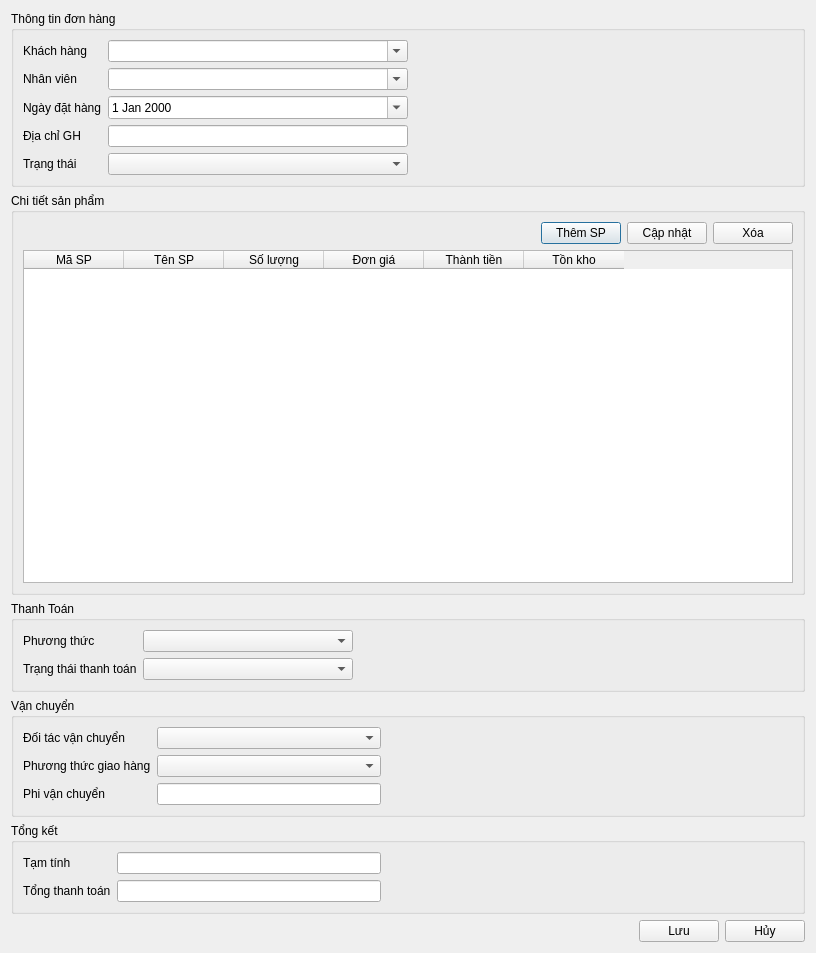
First picture: the form in ui/order_detail.ui, repository thinh-doan/sales-and-warehouse-management-system, before the edit.
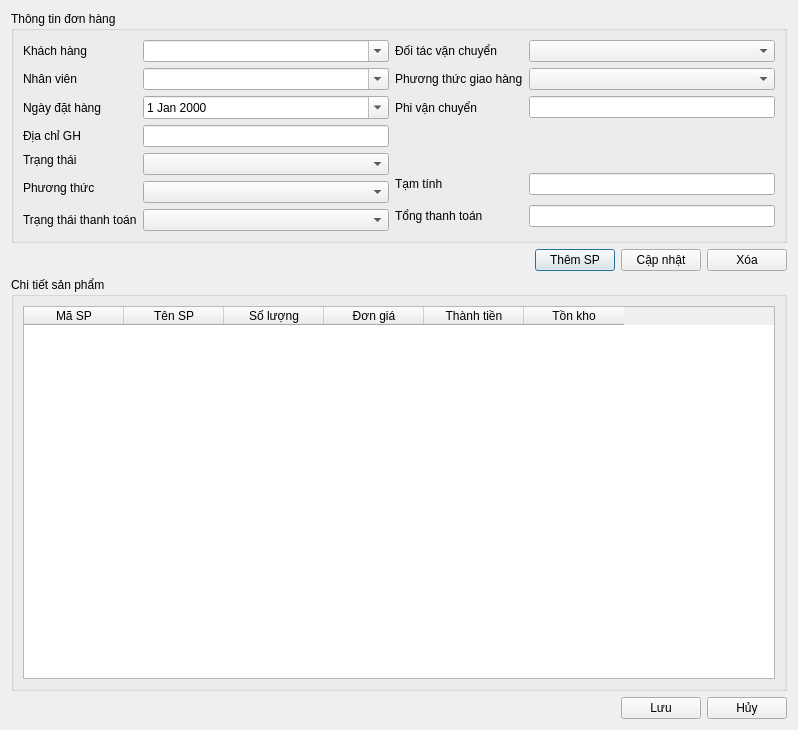
Second picture: the form after the edit. Icons and pictures are not drawn.

```diff
--- a/ui/order_detail.ui
+++ b/ui/order_detail.ui
@@ -6,8 +6,8 @@
    <rect>
     <x>0</x>
     <y>0</y>
-    <width>816</width>
-    <height>953</height>
+    <width>798</width>
+    <height>730</height>
    </rect>
   </property>
   <property name="windowTitle">
@@ -17,28 +17,15 @@
    <iconset>
     <normaloff>../resources/icons/order-history.png</normaloff>../resources/icons/order-history.png</iconset>
   </property>
-  <layout class="QVBoxLayout">
+  <layout class="QVBoxLayout" name="verticalLayout">
    <item>
     <widget class="QGroupBox" name="nhomDonHangThongTin">
      <property name="title">
       <string>Thông tin đơn hàng</string>
      </property>
-     <layout class="QHBoxLayout" name="horizontalLayout" stretch="2,2">
-      <item>
-       <layout class="QFormLayout" name="formLayout">
-        <item row="0" column="0">
-         <widget class="QLabel" name="lblCustomer">
-          <property name="text">
-           <string>Khách hàng</string>
-          </property>
-         </widget>
-        </item>
-        <item row="0" column="1">
-         <widget class="QComboBox" name="cboKhachHang">
-          <property name="editable">
-           <bool>true</bool>
-          </property>
-         </widget>
+     <layout class="QGridLayout" name="gridLayout">
+      <item row="0" column="3">
+       <widget class="QComboBox" name="cboDoiTac"/>
         </item>
         <item row="1" column="0">
          <widget class="QLabel" name="lblEmployee">
@@ -47,6 +34,20 @@
           </property>
          </widget>
         </item>
+      <item row="0" column="0">
+       <widget class="QLabel" name="lblCustomer">
+        <property name="text">
+         <string>Khách hàng</string>
+        </property>
+       </widget>
+      </item>
+      <item row="0" column="2">
+       <widget class="QLabel" name="lblPartner">
+        <property name="text">
+         <string>Đối tác vận chuyển</string>
+        </property>
+       </widget>
+      </item>
         <item row="1" column="1">
          <widget class="QComboBox" name="cboNhanVien">
           <property name="editable">
@@ -54,6 +55,59 @@
           </property>
          </widget>
         </item>
+      <item row="1" column="2">
+       <widget class="QLabel" name="lblShipmentMethod">
+        <property name="text">
+         <string>Phương thức giao hàng</string>
+        </property>
+       </widget>
+      </item>
+      <item row="0" column="1">
+       <widget class="QComboBox" name="cboKhachHang">
+        <property name="editable">
+         <bool>true</bool>
+        </property>
+       </widget>
+      </item>
+      <item row="3" column="1">
+       <widget class="QLineEdit" name="txtDiaChiGH"/>
+      </item>
+      <item row="5" column="2" rowspan="2">
+       <widget class="QLabel" name="lblSubtotal">
+        <property name="text">
+         <string>Tạm tính</string>
+        </property>
+       </widget>
+      </item>
+      <item row="5" column="3" rowspan="2">
+       <widget class="QLineEdit" name="txtTamTinh"/>
+      </item>
+      <item row="4" column="1" rowspan="2">
+       <widget class="QComboBox" name="cboTrangThai"/>
+      </item>
+      <item row="2" column="3">
+       <widget class="QLineEdit" name="txtPhiVanChuyen"/>
+      </item>
+      <item row="7" column="2" rowspan="2">
+       <widget class="QLabel" name="lblTotal">
+        <property name="text">
+         <string>Tổng thanh toán</string>
+        </property>
+       </widget>
+      </item>
+      <item row="6" column="0">
+       <widget class="QLabel" name="lblPaymentMethod">
+        <property name="text">
+         <string>Phương thức</string>
+        </property>
+       </widget>
+      </item>
+      <item row="6" column="1" rowspan="2">
+       <widget class="QComboBox" name="cboPhuongThucTT"/>
+      </item>
+      <item row="1" column="3">
+       <widget class="QComboBox" name="cboPhuongThucVanChuyen"/>
+      </item>
         <item row="2" column="0">
          <widget class="QLabel" name="lblOrderDate">
           <property name="text">
@@ -61,6 +115,13 @@
           </property>
          </widget>
         </item>
+      <item row="2" column="2">
+       <widget class="QLabel" name="lblShipmentFee">
+        <property name="text">
+         <string>Phi vận chuyển</string>
+        </property>
+       </widget>
+      </item>
         <item row="2" column="1">
          <widget class="QDateEdit" name="txtNgayDatHang">
           <property name="calendarPopup">
@@ -68,16 +129,6 @@
           </property>
          </widget>
         </item>
-        <item row="4" column="0">
-         <widget class="QLabel" name="lblStatus">
-          <property name="text">
-           <string>Trạng thái</string>
-          </property>
-         </widget>
-        </item>
-        <item row="4" column="1">
-         <widget class="QComboBox" name="cboTrangThai"/>
-        </item>
         <item row="3" column="0">
          <widget class="QLabel" name="label">
           <property name="text">
@@ -85,33 +136,29 @@
           </property>
          </widget>
         </item>
-        <item row="3" column="1">
-         <widget class="QLineEdit" name="txtDiaChiGH"/>
-        </item>
-       </layout>
+      <item row="8" column="0">
+       <widget class="QLabel" name="lblPaymentStatus">
+        <property name="text">
+         <string>Trạng thái thanh toán</string>
+        </property>
+       </widget>
+      </item>
+      <item row="7" column="3" rowspan="2">
+       <widget class="QLineEdit" name="txtTongTT"/>
       </item>
-      <item>
-       <spacer name="horizontalSpacer_6">
-        <property name="orientation">
-         <enum>Qt::Horizontal</enum>
+      <item row="8" column="1">
+       <widget class="QComboBox" name="cboTrangThaiTT"/>
+      </item>
+      <item row="4" column="0">
+       <widget class="QLabel" name="lblStatus">
+        <property name="text">
+         <string>Trạng thái</string>
         </property>
-        <property name="sizeHint" stdset="0">
-         <size>
-          <width>412</width>
-          <height>20</height>
-         </size>
-        </property>
-       </spacer>
+       </widget>
       </item>
      </layout>
     </widget>
    </item>
-   <item>
-    <widget class="QGroupBox" name="nhomMuc">
-     <property name="title">
-      <string>Chi tiết sản phẩm</string>
-     </property>
-     <layout class="QVBoxLayout">
       <item>
        <layout class="QHBoxLayout">
         <item>
@@ -151,6 +198,12 @@
        </layout>
       </item>
       <item>
+    <widget class="QGroupBox" name="nhomMuc">
+     <property name="title">
+      <string>Chi tiết sản phẩm</string>
+     </property>
+     <layout class="QVBoxLayout">
+      <item>
        <widget class="QTableWidget" name="tblOrderDetail">
         <column>
          <property name="text">
@@ -187,154 +240,6 @@
      </layout>
     </widget>
    </item>
-   <item>
-    <widget class="QGroupBox" name="nhomThanhToan">
-     <property name="title">
-      <string>Thanh Toán</string>
-     </property>
-     <layout class="QHBoxLayout" name="horizontalLayout_2" stretch="3,4">
-      <item>
-       <layout class="QFormLayout" name="formLayout_3">
-        <item row="0" column="0">
-         <widget class="QLabel" name="lblPaymentMethod">
-          <property name="text">
-           <string>Phương thức</string>
-          </property>
-         </widget>
-        </item>
-        <item row="0" column="1">
-         <widget class="QComboBox" name="cboPhuongThucTT"/>
-        </item>
-        <item row="1" column="0">
-         <widget class="QLabel" name="lblPaymentStatus">
-          <property name="text">
-           <string>Trạng thái thanh toán</string>
-          </property>
-         </widget>
-        </item>
-        <item row="1" column="1">
-         <widget class="QComboBox" name="cboTrangThaiTT"/>
-        </item>
-       </layout>
-      </item>
-      <item>
-       <spacer name="horizontalSpacer_3">
-        <property name="orientation">
-         <enum>Qt::Horizontal</enum>
-        </property>
-        <property name="sizeHint" stdset="0">
-         <size>
-          <width>471</width>
-          <height>20</height>
-         </size>
-        </property>
-       </spacer>
-      </item>
-     </layout>
-    </widget>
-   </item>
-   <item>
-    <widget class="QGroupBox" name="nhomVanChuyen">
-     <property name="title">
-      <string>Vận chuyển</string>
-     </property>
-     <layout class="QHBoxLayout" name="horizontalLayout_3">
-      <item>
-       <layout class="QFormLayout" name="formLayout_2">
-        <item row="0" column="0">
-         <widget class="QLabel" name="lblPartner">
-          <property name="text">
-           <string>Đối tác vận chuyển</string>
-          </property>
-         </widget>
-        </item>
-        <item row="0" column="1">
-         <widget class="QComboBox" name="cboDoiTac"/>
-        </item>
-        <item row="1" column="0">
-         <widget class="QLabel" name="lblShipmentMethod">
-          <property name="text">
-           <string>Phương thức giao hàng</string>
-          </property>
-         </widget>
-        </item>
-        <item row="1" column="1">
-         <widget class="QComboBox" name="cboPhuongThucVanChuyen"/>
-        </item>
-        <item row="2" column="0">
-         <widget class="QLabel" name="lblShipmentFee">
-          <property name="text">
-           <string>Phi vận chuyển</string>
-          </property>
-         </widget>
-        </item>
-        <item row="2" column="1">
-         <widget class="QLineEdit" name="txtPhiVanChuyen"/>
-        </item>
-       </layout>
-      </item>
-      <item>
-       <spacer name="horizontalSpacer_4">
-        <property name="orientation">
-         <enum>Qt::Horizontal</enum>
-        </property>
-        <property name="sizeHint" stdset="0">
-         <size>
-          <width>412</width>
-          <height>20</height>
-         </size>
-        </property>
-       </spacer>
-      </item>
-     </layout>
-    </widget>
-   </item>
-   <item>
-    <widget class="QGroupBox" name="nhomTongKet">
-     <property name="title">
-      <string>Tổng kết</string>
-     </property>
-     <layout class="QHBoxLayout" name="horizontalLayout_4">
-      <item>
-       <layout class="QFormLayout" name="formLayout_4">
-        <item row="0" column="0">
-         <widget class="QLabel" name="lblSubtotal">
-          <property name="text">
-           <string>Tạm tính</string>
-          </property>
-         </widget>
-        </item>
-        <item row="0" column="1">
-         <widget class="QLineEdit" name="txtTamTinh"/>
-        </item>
-        <item row="1" column="0">
-         <widget class="QLabel" name="lblTotal">
-          <property name="text">
-           <string>Tổng thanh toán</string>
-          </property>
-         </widget>
-        </item>
-        <item row="1" column="1">
-         <widget class="QLineEdit" name="txtTongTT"/>
-        </item>
-       </layout>
-      </item>
-      <item>
-       <spacer name="horizontalSpacer_5">
-        <property name="orientation">
-         <enum>Qt::Horizontal</enum>
-        </property>
-        <property name="sizeHint" stdset="0">
-         <size>
-          <width>412</width>
-          <height>20</height>
-         </size>
-        </property>
-       </spacer>
-      </item>
-     </layout>
-    </widget>
-   </item>
    <item>
     <layout class="QHBoxLayout">
      <item>
```
Lines whose indentation alone changed are shown as unchanged.
